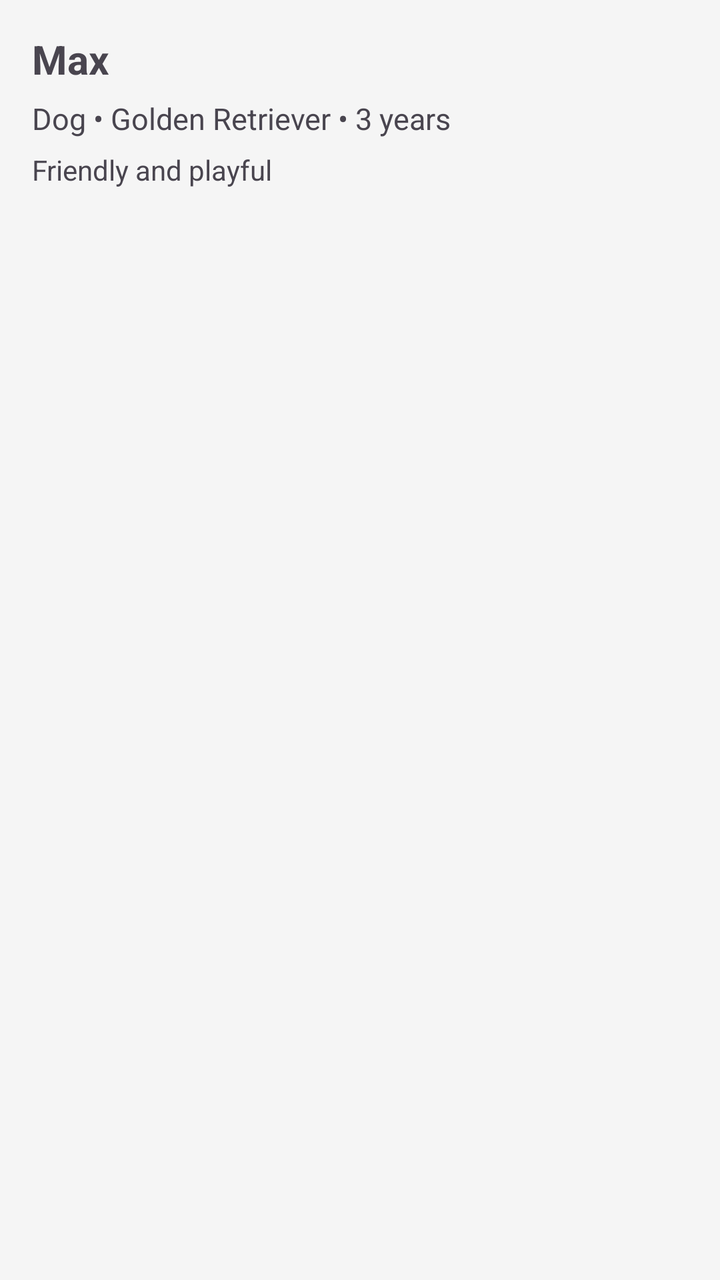
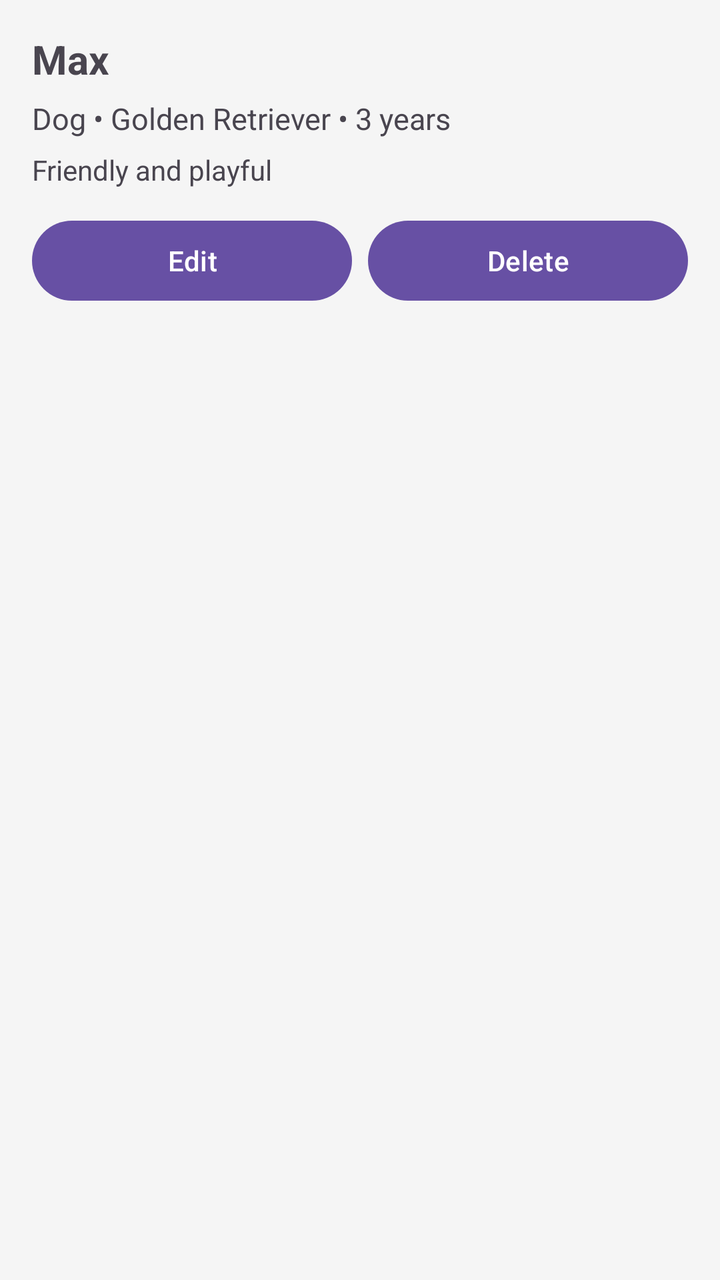

An Android layout rendered at two revisions. The XML below is the earlier revision; the diff shows what the commit changed to produce the second picture.
<!-- AndroidManifest.xml: application theme Theme.PetCare -->
<!-- res/layout/item_pet.xml -->
<?xml version="1.0" encoding="utf-8"?>
<LinearLayout xmlns:android="http://schemas.android.com/apk/res/android"
    android:layout_width="match_parent"
    android:layout_height="wrap_content"
    android:orientation="vertical"
    android:padding="16dp"
    android:layout_marginBottom="12dp"
    android:background="#F5F5F5">

    <TextView
        android:id="@+id/petNameTextView"
        android:layout_width="wrap_content"
        android:layout_height="wrap_content"
        android:text="Max"
        android:textSize="20sp"
        android:textStyle="bold" />

    <TextView
        android:id="@+id/petDetailsTextView"
        android:layout_width="match_parent"
        android:layout_height="wrap_content"
        android:layout_marginTop="6dp"
        android:text="Dog • Golden Retriever • 3 years"
        android:textSize="15sp" />

    <TextView
        android:id="@+id/petNotesTextView"
        android:layout_width="match_parent"
        android:layout_height="wrap_content"
        android:layout_marginTop="6dp"
        android:text="Friendly and playful"
        android:textSize="14sp" />

</LinearLayout>
<!-- resources referenced by this layout -->
<resources>
  <style name="Theme.PetCare" parent="Base.Theme.PetCare" />
  <style name="Base.Theme.PetCare" parent="Theme.Material3.DayNight.NoActionBar">
          
          
      </style>
</resources>

<!-- the commit's change to res/layout/item_pet.xml (unified diff, before → after) -->
@@ -31,4 +31,27 @@
         android:text="Friendly and playful"
         android:textSize="14sp" />
 
+    <LinearLayout
+        android:layout_width="match_parent"
+        android:layout_height="wrap_content"
+        android:layout_marginTop="12dp"
+        android:orientation="horizontal">
+
+        <com.google.android.material.button.MaterialButton
+            android:id="@+id/editPetButton"
+            android:layout_width="0dp"
+            android:layout_height="wrap_content"
+            android:layout_weight="1"
+            android:text="Edit" />
+
+        <com.google.android.material.button.MaterialButton
+            android:id="@+id/deletePetButton"
+            android:layout_width="0dp"
+            android:layout_height="wrap_content"
+            android:layout_marginStart="8dp"
+            android:layout_weight="1"
+            android:text="Delete" />
+
+    </LinearLayout>
+
 </LinearLayout>
